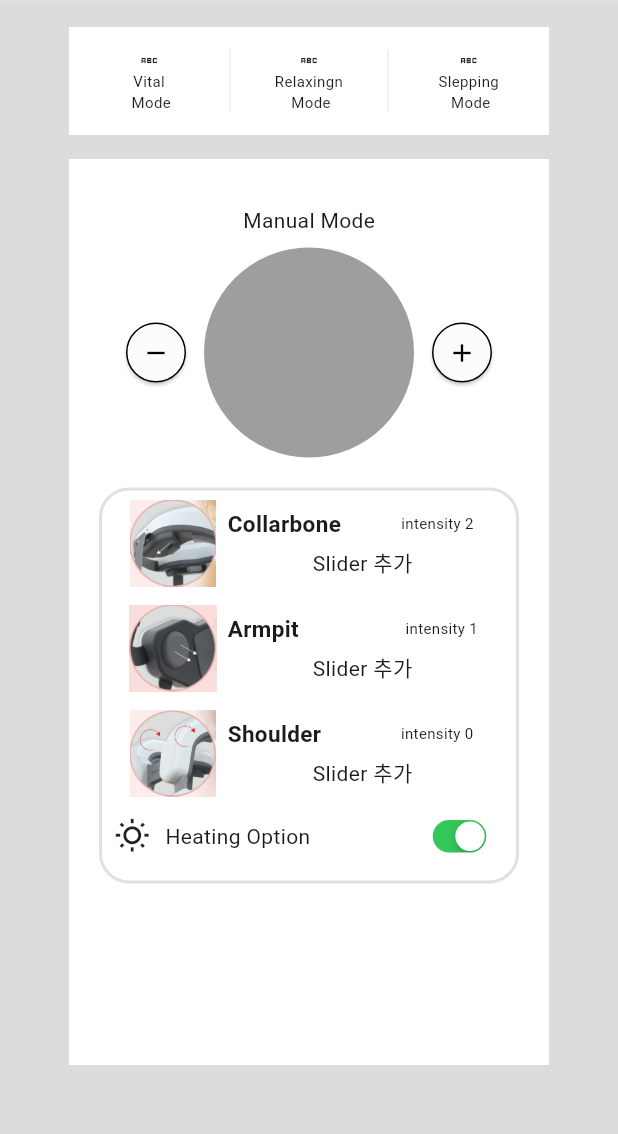
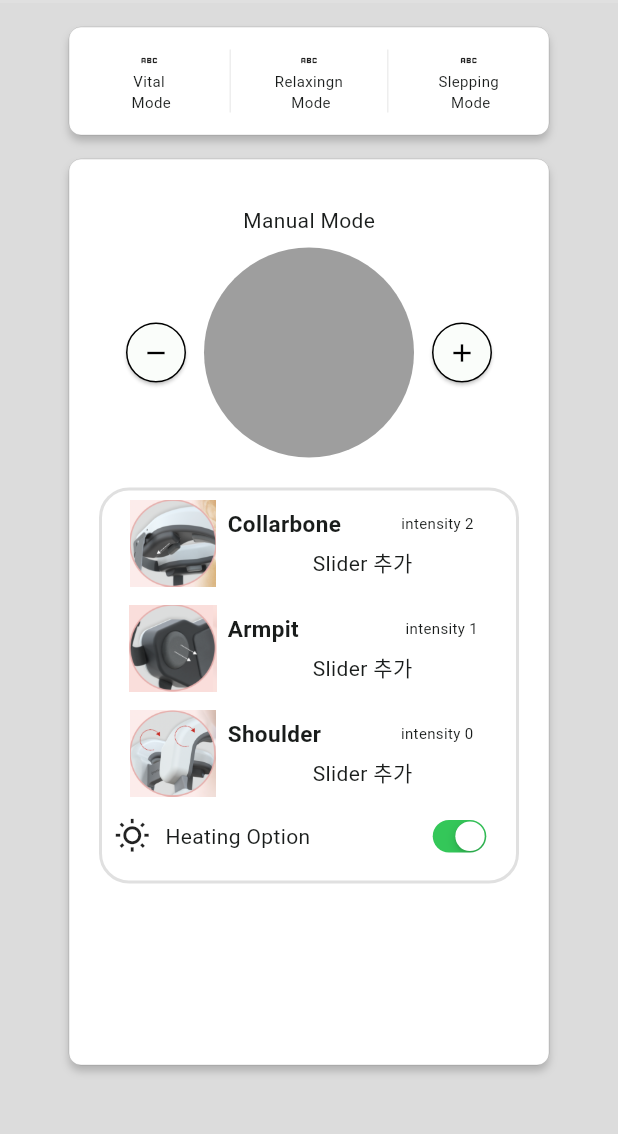
Before and after one commit to kwakdeung/lymphowear_remote_app, a Flutter app: the HomeDefault screen opened directly, on a phone screen of 412 x 824 dp, the part 81-1215 px from its top. Run offline on Flutter 3.47's test engine with Material 2 defaults, Android fonts, the phone set to English and light mode, and no system bars.

Commit message:
home_default

```diff
--- a/lib/widgets/home/home_default.dart
+++ b/lib/widgets/home/home_default.dart
@@ -49,7 +49,19 @@ class HomeDefault extends StatelessWidget {
                 padding: const EdgeInsets.fromLTRB(0, 15, 0, 15),
                 width: 320,
                 height: 72,
-                color: Colors.white,
+                decoration: BoxDecoration(
+                  borderRadius: BorderRadius.circular(8),
+                  border: Border.all(color: Colors.black12, width: 0),
+                  color: Colors.white,
+                  boxShadow: [
+                    BoxShadow(
+                      color: Colors.grey.withOpacity(0.7),
+                      spreadRadius: 0,
+                      blurRadius: 4.0,
+                      offset: const Offset(0, 4),
+                    ),
+                  ],
+                ),
                 child: Row(
                   mainAxisAlignment: MainAxisAlignment.center,
                   children: [
@@ -127,8 +139,20 @@ class HomeDefault extends StatelessWidget {
                 margin: const EdgeInsets.fromLTRB(20, 0, 20, 0),
                 padding: const EdgeInsets.fromLTRB(0, 15, 0, 15),
                 width: 320,
-                height: 604, // 원래 height: 504
-                color: Colors.white,
+                height: 604,
+                decoration: BoxDecoration(
+                  borderRadius: BorderRadius.circular(8),
+                  border: Border.all(color: Colors.black12, width: 0),
+                  color: Colors.white,
+                  boxShadow: [
+                    BoxShadow(
+                      color: Colors.grey.withOpacity(0.7),
+                      spreadRadius: 0,
+                      blurRadius: 4.0,
+                      offset: const Offset(0, 4),
+                    ),
+                  ],
+                ),
                 child: Container(
                   margin: const EdgeInsets.fromLTRB(20, 16, 20, 16),
                   padding: const EdgeInsets.all(0.0),
@@ -145,12 +169,11 @@ class HomeDefault extends StatelessWidget {
                       const SizedBox(
                         height: 20,
                       ),
-                      // heating option SwitchButton 추가 - Container로
                       Container(
                         decoration: BoxDecoration(
-                            borderRadius: BorderRadius.circular(20), //모서리를 둥글게
-                            border: Border.all(
-                                color: Colors.black12, width: 2)), //테두리
+                            borderRadius: BorderRadius.circular(20),
+                            border:
+                                Border.all(color: Colors.black12, width: 2)),
                         margin: const EdgeInsets.all(0.0),
                         width: 280,
                         height: 264,
```
